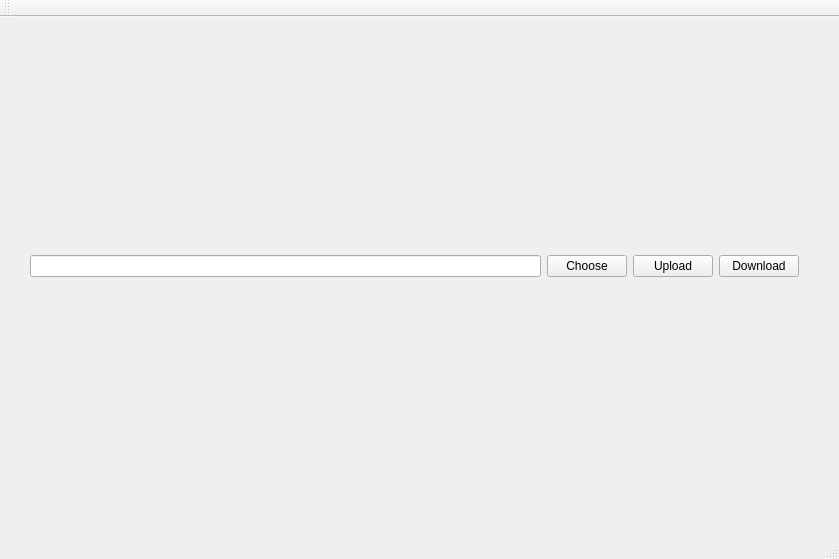
The window that CloudManager/maincloudmanager.ui (tavplubix/CloudManager) describes before a commit, drawn with Qt 5.
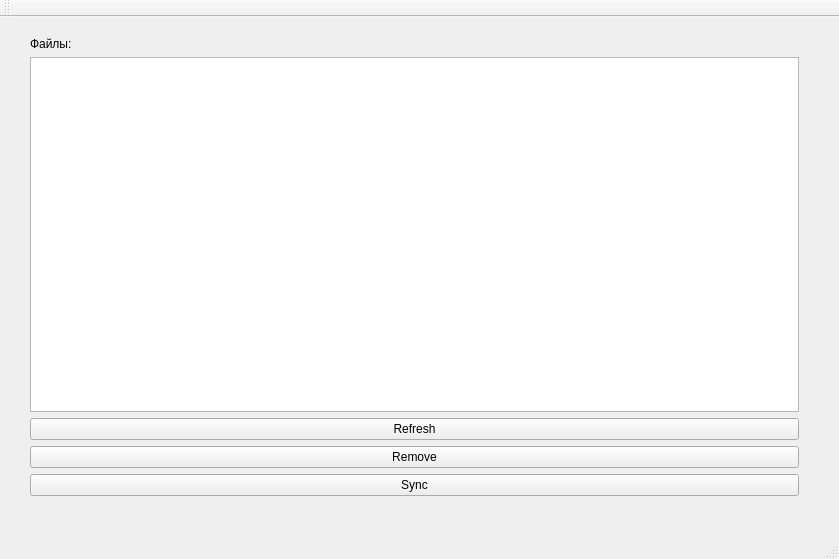
The same window after the commit.

Patch:
```diff
--- a/CloudManager/maincloudmanager.ui
+++ b/CloudManager/maincloudmanager.ui
@@ -24,27 +24,34 @@
      </rect>
     </property>
     <layout class="QGridLayout" name="gridLayout">
-     <item row="0" column="1">
-      <widget class="QPushButton" name="chooseb">
-       <property name="text">
-        <string>Choose</string>
-       </property>
-      </widget>
-     </item>
      <item row="0" column="0">
-      <widget class="QLineEdit" name="lineEdit"/>
+      <widget class="QLabel" name="label">
+       <property name="text">
+        <string>Файлы: </string>
+       </property>
+      </widget>
      </item>
-     <item row="0" column="3">
-      <widget class="QPushButton" name="uploadb">
+     <item row="1" column="0">
+      <widget class="QTableWidget" name="table"/>
+     </item>
+     <item row="3" column="0">
+      <widget class="QPushButton" name="remove">
        <property name="text">
-        <string>Upload</string>
+        <string>Remove</string>
        </property>
       </widget>
      </item>
-     <item row="0" column="4">
-      <widget class="QPushButton" name="downloadb">
+     <item row="2" column="0">
+      <widget class="QPushButton" name="refresh">
        <property name="text">
-        <string>Download</string>
+        <string>Refresh</string>
+       </property>
+      </widget>
+     </item>
+     <item row="4" column="0">
+      <widget class="QPushButton" name="sync">
+       <property name="text">
+        <string>Sync</string>
        </property>
       </widget>
      </item>
```
